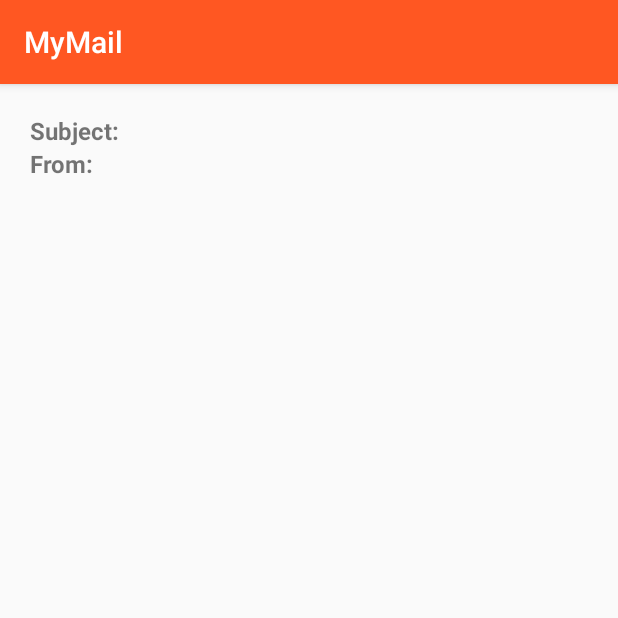
After one commit to juliolopeztorres/android_course_session_06_lab, an Android app: the DetailsFragment screen opened directly, with no data from a screen before it, on a phone screen of 412 x 824 dp, the top half of it. The commit adds this screen. Run offline under Robolectric (Android 15) with nearby library versions, the light colour scheme and no system bars; 1 statement that could not run was skipped.

Commit message:
feat: Pass DetailActivity's logic to DetailFragment. Add Portrait X-Large layout

```diff
--- a/app/src/main/java/oob/mymail/activity/DetailsActivity.java
+++ b/app/src/main/java/oob/mymail/activity/DetailsActivity.java
@@ -3,37 +3,26 @@ package oob.mymail.activity;
 import android.support.v7.app.AppCompatActivity;
 import android.os.Bundle;
 import android.util.Log;
-import android.widget.TextView;
 import android.widget.Toast;
 
 import oob.mymail.R;
 import oob.mymail.exception.MailNotFoundException;
+import oob.mymail.fragment.DetailsFragment;
 import oob.mymail.model.Mail;
 
 public class DetailsActivity extends AppCompatActivity {
-
-    private TextView textViewSubject;
-    private TextView textViewSenderName;
-    private TextView textViewMessage;
 
     @Override
     protected void onCreate(Bundle savedInstanceState) {
         super.onCreate(savedInstanceState);
         setContentView(R.layout.activity_details);
 
-        this.bindUI();
-
         try {
-            this.updateUI(this.getMail());
+            DetailsFragment detailsFragment = (DetailsFragment) this.getSupportFragmentManager().findFragmentById(R.id.fragment_details);
+            detailsFragment.updateUI(this.getMail());
         } catch (MailNotFoundException e) {
             processMailException(e.getMessage());
         }
-    }
-
-    private void bindUI() {
-        this.textViewSubject = this.findViewById(R.id.textViewDetailSubject);
-        this.textViewSenderName = this.findViewById(R.id.textViewDetailSenderName);
-        this.textViewMessage = this.findViewById(R.id.textViewDetailMessage);
     }
 
     private Mail getMail() throws MailNotFoundException {
@@ -45,15 +34,9 @@ public class DetailsActivity extends AppCompatActivity {
         return mail;
     }
 
-    private void processMailException(String exeptionMessage) {
-        Log.i(String.valueOf(this.getApplicationInfo().uid), exeptionMessage);
-        Toast.makeText(this, exeptionMessage, Toast.LENGTH_SHORT).show();
+    private void processMailException(String exceptionMessage) {
+        Log.i(String.valueOf(this.getApplicationInfo().uid), exceptionMessage);
+        Toast.makeText(this, exceptionMessage, Toast.LENGTH_SHORT).show();
         this.finish();
     }
-
-    private void updateUI(Mail mail) {
-        this.textViewSubject.setText(mail.getSubject());
-        this.textViewSenderName.setText(mail.getSenderName());
-        this.textViewMessage.setText(mail.getMessage());
-    }
 }
--- /dev/null
+++ b/app/src/main/java/oob/mymail/fragment/DetailsFragment.java
@@ -0,0 +1,45 @@
+package oob.mymail.fragment;
+
+import android.os.Bundle;
+import android.support.annotation.NonNull;
+import android.support.annotation.Nullable;
+import android.support.v4.app.Fragment;
+import android.view.LayoutInflater;
+import android.view.View;
+import android.view.ViewGroup;
+import android.widget.TextView;
+
+import oob.mymail.R;
+import oob.mymail.model.Mail;
+
+public class DetailsFragment extends Fragment {
+
+    private View view;
+    private TextView textViewSubject;
+    private TextView textViewSenderName;
+    private TextView textViewMessage;
+
+    public DetailsFragment() {
+    }
+
+    @Override
+    public View onCreateView(@NonNull LayoutInflater inflater, @Nullable ViewGroup container, Bundle savedInstanceState) {
+        this.view = inflater.inflate(R.layout.fragment_details, container, false);
+
+        this.bindUI();
+
+        return view;
+    }
+
+    private void bindUI() {
+        this.textViewSubject = this.view.findViewById(R.id.textViewDetailSubject);
+        this.textViewSenderName = this.view.findViewById(R.id.textViewDetailSenderName);
+        this.textViewMessage = this.view.findViewById(R.id.textViewDetailMessage);
+    }
+
+    public void updateUI(Mail mail) {
+        this.textViewSubject.setText(mail.getSubject());
+        this.textViewSenderName.setText(mail.getSenderName());
+        this.textViewMessage.setText(mail.getMessage());
+    }
+}
--- a/app/src/main/res/layout/activity_details.xml
+++ b/app/src/main/res/layout/activity_details.xml
@@ -1,72 +1,18 @@
 <?xml version="1.0" encoding="utf-8"?>
-<ScrollView
+<RelativeLayout
     xmlns:android="http://schemas.android.com/apk/res/android"
     xmlns:tools="http://schemas.android.com/tools"
     android:layout_width="match_parent"
     android:layout_height="match_parent"
     tools:context="oob.mymail.activity.DetailsActivity"
     >
-    <LinearLayout
+
+    <fragment
+        android:id="@+id/fragment_details"
+        android:name="oob.mymail.fragment.DetailsFragment"
         android:layout_width="match_parent"
-        android:layout_height="wrap_content"
-        android:padding="20dp"
-        android:orientation="vertical"
-        >
+        android:layout_height="match_parent"
+        tools:layout="@layout/fragment_details"
+        />
 
-        <LinearLayout
-            android:layout_width="match_parent"
-            android:layout_height="wrap_content"
-            android:orientation="horizontal"
-            >
-
-            <TextView
-                android:layout_width="wrap_content"
-                android:layout_height="match_parent"
-                android:text="@string/mail_detail_subject"
-                android:textStyle="bold"
-                android:textSize="16sp"
-                android:layout_marginRight="5dp"
-                />
-
-            <TextView
-                android:id="@+id/textViewDetailSubject"
-                android:layout_width="wrap_content"
-                android:layout_height="match_parent"
-                android:layout_gravity="center"
-                android:gravity="center"
-                />
-        </LinearLayout>
-
-        <LinearLayout
-            android:layout_width="match_parent"
-            android:layout_height="wrap_content"
-            android:orientation="horizontal"
-            android:layout_marginBottom="20dp"
-            >
-
-            <TextView
-                android:layout_width="wrap_content"
-                android:layout_height="match_parent"
-                android:text="@string/mail_detail_from"
-                android:textStyle="bold"
-                android:textSize="16sp"
-                android:layout_marginRight="5dp"
-                />
-
-            <TextView
-                android:id="@+id/textViewDetailSenderName"
-                android:layout_width="wrap_content"
-                android:layout_height="match_parent"
-                android:layout_gravity="center"
-                android:gravity="center"
-                />
-        </LinearLayout>
-
-        <TextView
-            android:id="@+id/textViewDetailMessage"
-            android:layout_width="wrap_content"
-            android:layout_height="match_parent"
-            />
-    </LinearLayout>
-
-</ScrollView>
+</RelativeLayout>
--- /dev/null
+++ b/app/src/main/res/layout/fragment_details.xml
@@ -0,0 +1,72 @@
+<?xml version="1.0" encoding="utf-8"?>
+<ScrollView
+    xmlns:android="http://schemas.android.com/apk/res/android"
+    xmlns:tools="http://schemas.android.com/tools"
+    android:layout_width="match_parent"
+    android:layout_height="match_parent"
+    tools:context="oob.mymail.fragment.DetailsFragment"
+    >
+    <LinearLayout
+        android:layout_width="match_parent"
+        android:layout_height="wrap_content"
+        android:padding="20dp"
+        android:orientation="vertical"
+        >
+
+        <LinearLayout
+            android:layout_width="match_parent"
+            android:layout_height="wrap_content"
+            android:orientation="horizontal"
+            >
+
+            <TextView
+                android:layout_width="wrap_content"
+                android:layout_height="match_parent"
+                android:text="@string/mail_detail_subject"
+                android:textStyle="bold"
+                android:textSize="16sp"
+                android:layout_marginRight="5dp"
+                />
+
+            <TextView
+                android:id="@+id/textViewDetailSubject"
+                android:layout_width="wrap_content"
+                android:layout_height="match_parent"
+                android:layout_gravity="center"
+                android:gravity="center"
+                />
+        </LinearLayout>
+
+        <LinearLayout
+            android:layout_width="match_parent"
+            android:layout_height="wrap_content"
+            android:orientation="horizontal"
+            android:layout_marginBottom="20dp"
+            >
+
+            <TextView
+                android:layout_width="wrap_content"
+                android:layout_height="match_parent"
+                android:text="@string/mail_detail_from"
+                android:textStyle="bold"
+                android:textSize="16sp"
+                android:layout_marginRight="5dp"
+                />
+
+            <TextView
+                android:id="@+id/textViewDetailSenderName"
+                android:layout_width="wrap_content"
+                android:layout_height="match_parent"
+                android:layout_gravity="center"
+                android:gravity="center"
+                />
+        </LinearLayout>
+
+        <TextView
+            android:id="@+id/textViewDetailMessage"
+            android:layout_width="wrap_content"
+            android:layout_height="match_parent"
+            />
+    </LinearLayout>
+
+</ScrollView>
```
Also changed, not shown: app/src/main/java/oob/mymail/activity/MainActivity.java (+17 -3 lines), app/src/main/res/layout-xlarge-port/activity_main.xml (added, +30 -0 lines).
